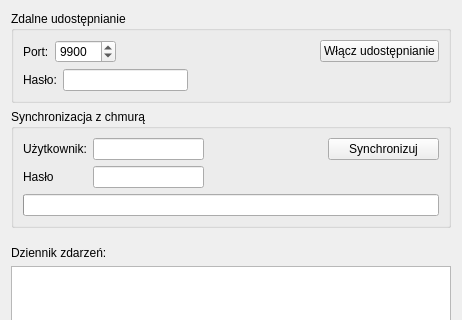
Above: networkwidget.ui from PZSAS/serv before the change; both pictures show x 0 to 462 and y 0 to 320 of the 462 by 467 pixel window. Below: the same form after it.
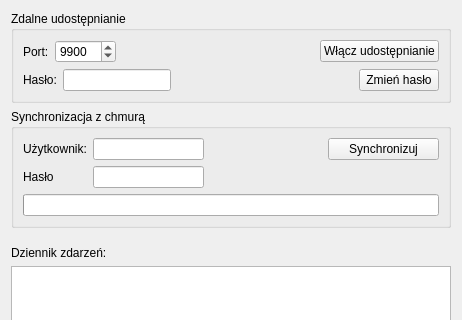
That is the form after the change.

```diff
--- a/networkwidget.ui
+++ b/networkwidget.ui
@@ -64,6 +64,13 @@
             </property>
            </spacer>
           </item>
+          <item>
+           <widget class="QPushButton" name="changePassButton">
+            <property name="text">
+             <string>Zmień hasło</string>
+            </property>
+           </widget>
+          </item>
          </layout>
         </item>
        </layout>
```
